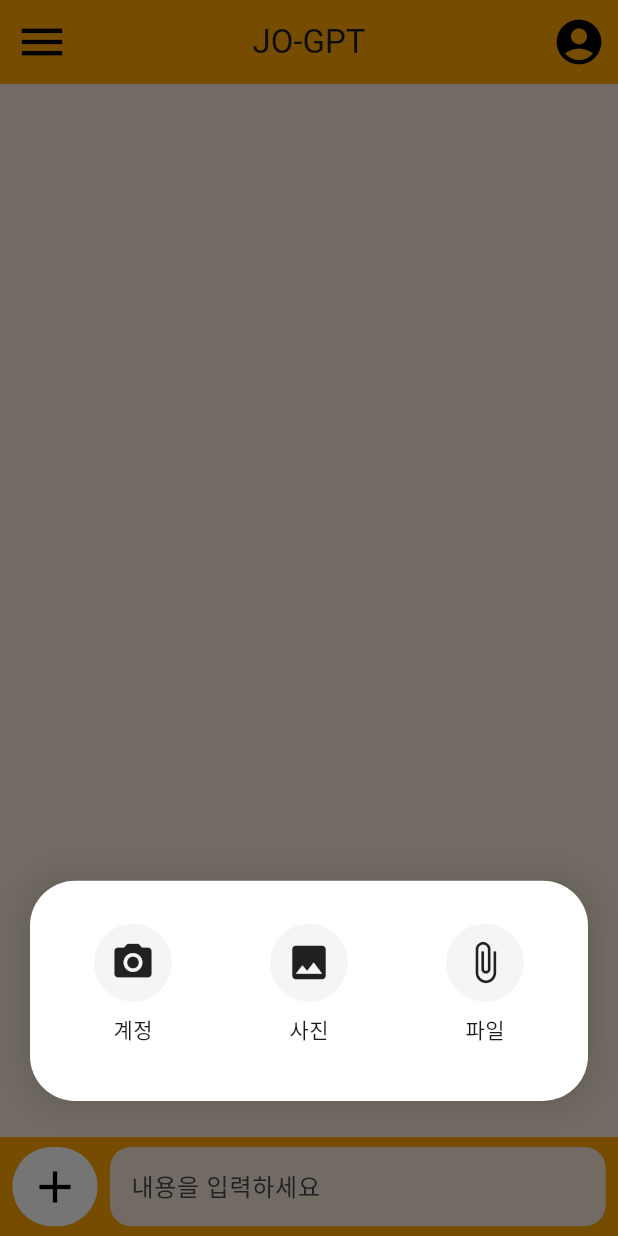
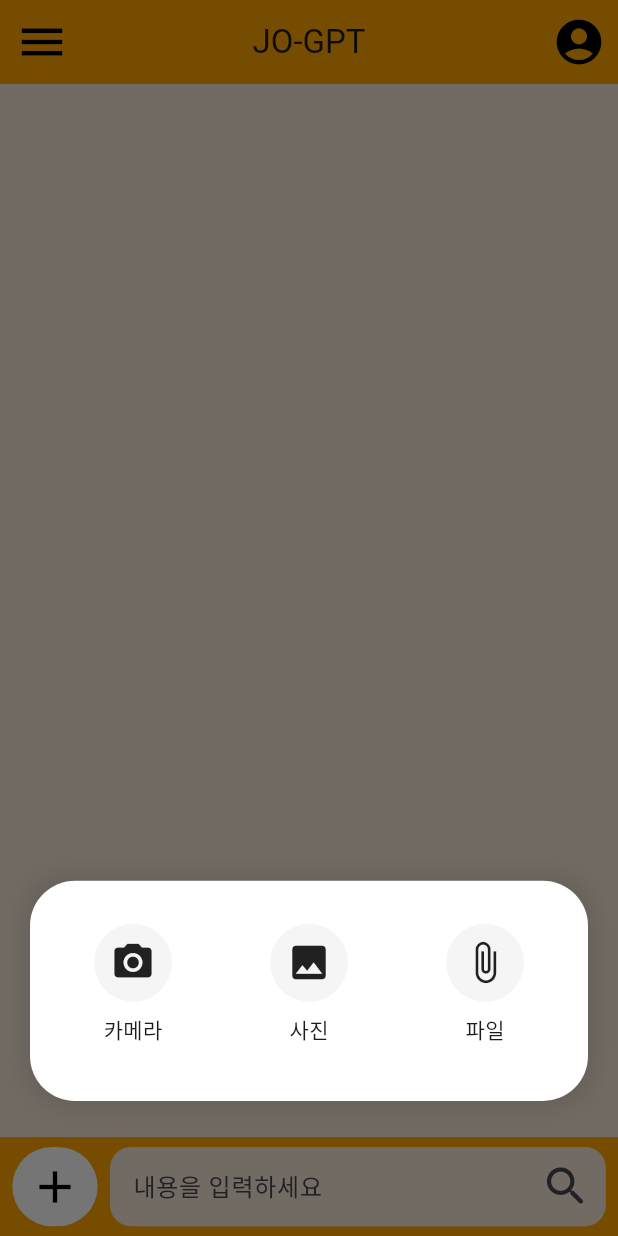
Before and after one commit to alstkdwh24/UPGRADE-JO-GPT, a Flutter app: the screen it shows after launch, after a tap on the "add" icon, on a phone screen of 412 x 824 dp. Run offline on Flutter 3.47's test engine with Material 3 defaults, Android fonts, the phone set to English and light mode, and no system bars; our stand-ins replace flutter_screenutil, responsive_framework.

Commit message:
검색 버튼

```diff
--- a/jo_gpt/lib/main.dart
+++ b/jo_gpt/lib/main.dart
@@ -132,30 +132,53 @@ class _MyHomePageState extends State<MyHomePage> {
                   borderRadius: BorderRadius.circular(14),
                 ),
                 child: Padding(
-                  padding: EdgeInsets.all(14), // EdgeInsets를 사용해야 해요
+                  padding: EdgeInsetsGeometry.only(left: 14),
                   child: Column(
                     children: [
                       Expanded(
                         child: Container(
-                          // height: 150.h,  // Expanded 쓸 거면 이건 빼세요!
+                          height: 150.h,
                           decoration: BoxDecoration(
                             color: orange,
                             borderRadius: BorderRadius.circular(14),
                           ),
+                          child: Row(
+                            mainAxisAlignment: MainAxisAlignment.center,
+                            crossAxisAlignment: CrossAxisAlignment.center,
+                            children: [
+
+                              SizedBox(
+                                width: 0.64.sw,
+                                height: 150.h,
                                 child: TextField(
                                   keyboardType: TextInputType.multiline,
                                   maxLines: null,
                                   expands: true,
 
-
-                            textAlignVertical: TextAlignVertical.center,  // ✅ 세로 가운데
+                                  textAlignVertical: TextAlignVertical.center,
+                                  // ✅ 세로 가운데
                                   decoration: InputDecoration(
-                                contentPadding: EdgeInsets.zero,  // ✅ zero로 변경!
+                                    contentPadding:
+                                        EdgeInsets.zero, // ✅ zero로 변경!
 
                                     border: InputBorder.none,
                                     hintText: '내용을 입력하세요',
+                                  ),
+                                ),
+                              ),
+                              Container(
+                                height: 150.h,
+                                alignment: Alignment.center,
 
+                                child:Column(
+                                  mainAxisAlignment: MainAxisAlignment.center,  // 세로 중앙
+                                  crossAxisAlignment: CrossAxisAlignment.center, // 가로 중앙
+                                  children: [ IconButton(
+                                  onPressed: () {},
+                                  icon: Icon(Icons.search_rounded, size: 34),
                                 ),
+                              ]),
+                      )],
                           ),
                         ),
                       ),
@@ -178,7 +201,7 @@ class _MyHomePageState extends State<MyHomePage> {
       alignment: Alignment.bottomCenter, // ⬅️ 하단 정렬!
 
       child: Padding(
-        padding: const EdgeInsets.only(bottom: 70), // ⬅️ 여기 높이면 올라감!
+        padding: const EdgeInsets.only(bottom: 70),
         child: Container(
           decoration: BoxDecoration(
             color: Colors.white,
@@ -200,7 +223,7 @@ class _MyHomePageState extends State<MyHomePage> {
               crossAxisSpacing: 20,
               mainAxisSpacing: 20,
               children: [
-                _appIcon(Icons.camera_alt, "계정"),
+                _appIcon(Icons.camera_alt, "카메라"),
                 _appIcon(Icons.image, "사진"),
                 _appIcon(Icons.attach_file, "파일"),
               ],
```
Lines whose indentation alone changed are shown as unchanged.
